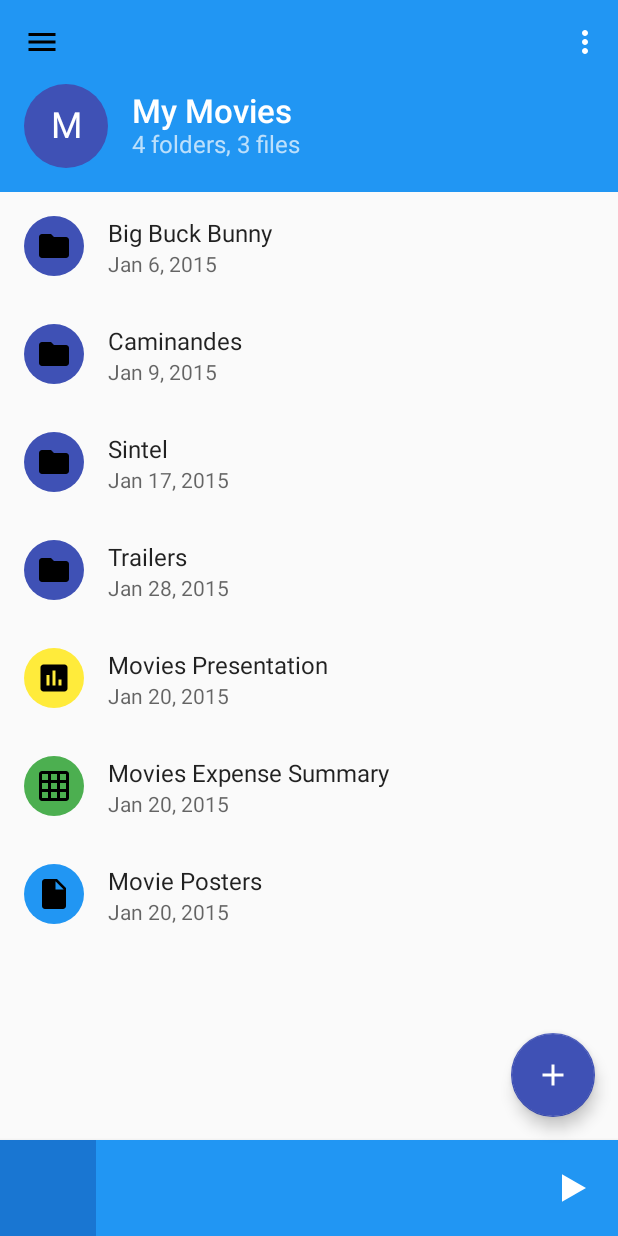
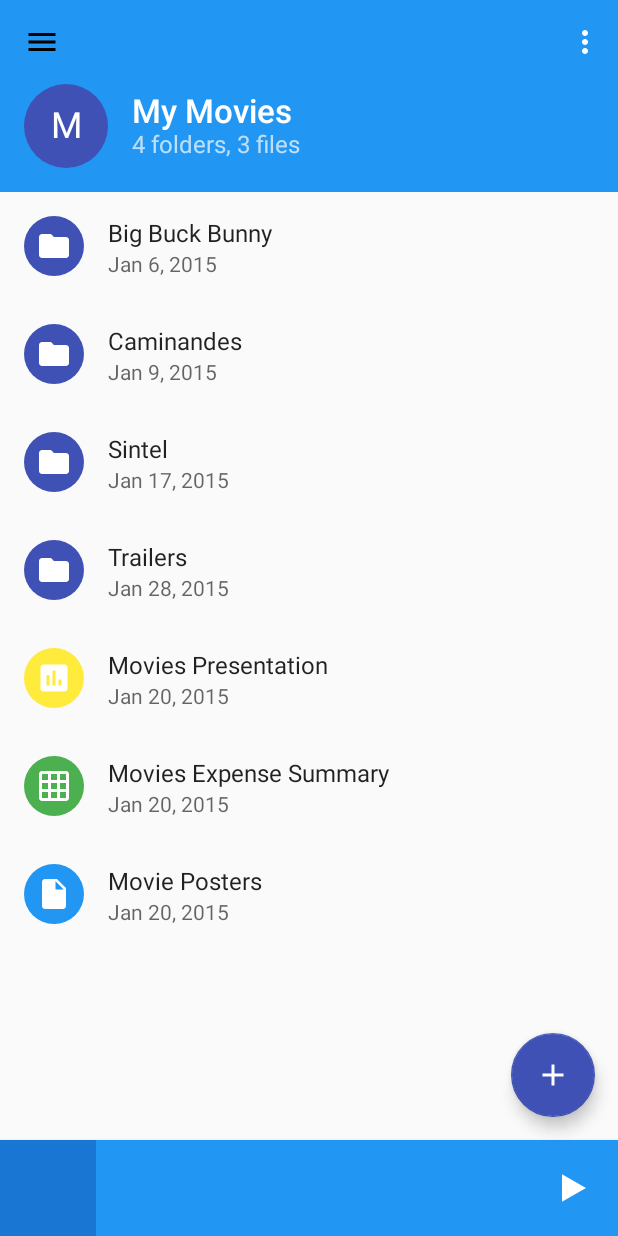
Before and after one commit to taltstidl/AppCompat-Extension-Library, an Android app: the screen it shows after launch (SampleActivity), on a phone screen of 412 x 824 dp. Run offline under Robolectric (Android 15) with nearby library versions, the phone set to English and light mode, and no system bars; our stand-ins replace CircleImageView; pictures from the network do not load; 4 statements that could not run were skipped.

Commit message:
Add tint to placeholder icon in CircleImageView

```diff
--- a/appcompat-extension/src/main/java/com/tr4android/support/extension/drawable/PlaceholderDrawable.java
+++ b/appcompat-extension/src/main/java/com/tr4android/support/extension/drawable/PlaceholderDrawable.java
@@ -11,6 +11,7 @@ import android.support.annotation.ColorInt;
 import android.support.annotation.DrawableRes;
 import android.support.annotation.StringRes;
 import android.support.v4.content.ContextCompat;
+import android.support.v4.graphics.drawable.DrawableCompat;
 
 import com.tr4android.appcompat.extension.R;
 import com.tr4android.support.extension.utils.ThemeUtils;
@@ -25,6 +26,9 @@ public class PlaceholderDrawable extends Drawable {
     // size of the placeholder icon
     private int mPlaceholderImageSize;
 
+    // color of the placeholder icon
+    private int mPlaceholderImageColor;
+
     // paint used for drawing the placeholder icon
     private Drawable mPlaceholderImage;
 
@@ -33,8 +37,9 @@ public class PlaceholderDrawable extends Drawable {
 
 
     public PlaceholderDrawable(int placeholderTextSize, int placeholderTextColor,
-                               int placeholderImageSize) {
+                               int placeholderImageSize, int placeholerImageColor) {
         mPlaceholderImageSize = placeholderImageSize;
+        mPlaceholderImageColor = placeholerImageColor;
 
         mPlaceholderCirclePaint = new Paint(Paint.ANTI_ALIAS_FLAG);
         mPlaceholderTextPaint = new Paint(Paint.ANTI_ALIAS_FLAG);
@@ -66,7 +71,7 @@ public class PlaceholderDrawable extends Drawable {
      * @param circleColor Color to use for the circle
      */
     public void setPlaceholder(Drawable drawable, @ColorInt int circleColor) {
-        mPlaceholderImage = drawable;
+        mPlaceholderImage = tintDrawable(drawable, mPlaceholderImageColor);
         mPlaceholderText = "";
         mPlaceholderCirclePaint.setColor(circleColor);
     }
@@ -108,11 +113,19 @@ public class PlaceholderDrawable extends Drawable {
         return PixelFormat.TRANSLUCENT;
     }
 
+    // Helper that wraps and tints a drawable
+    private Drawable tintDrawable(Drawable drawable, @ColorInt int color) {
+        final Drawable tintDrawable = DrawableCompat.wrap(drawable.mutate());
+        DrawableCompat.setTint(tintDrawable, color);
+        return tintDrawable;
+    }
+
     public static class Builder {
         Context mContext;
         int mPlaceholderTextSize;
         int mPlaceholderTextColor;
         int mPlaceholderImageSize;
+        int mPlaceholderImageColor;
         int mPlaceholderCircleColor;
         String mPlaceholderString = "";
         Drawable mPlaceholderDrawable = null;
@@ -125,6 +138,8 @@ public class PlaceholderDrawable extends Drawable {
                     android.R.attr.textColorPrimaryInverse);
             mPlaceholderImageSize = context.getResources()
                     .getDimensionPixelSize(R.dimen.defaultPlaceholderImageSize);
+            mPlaceholderImageColor = ThemeUtils.getThemeAttrColor(context,
+                    android.R.attr.textColorPrimaryInverse);
             mPlaceholderCircleColor = ThemeUtils.getThemeAttrColor(context, R.attr.colorAccent);
         }
 
@@ -140,6 +155,11 @@ public class PlaceholderDrawable extends Drawable {
 
         public Builder setPlaceholderImageSize(int imageSize) {
             mPlaceholderImageSize = imageSize;
+            return this;
+        }
+
+        public Builder setPlaceholderImageColor(@ColorInt int color) {
+            mPlaceholderImageColor = color;
             return this;
         }
 
@@ -170,7 +190,7 @@ public class PlaceholderDrawable extends Drawable {
 
         public PlaceholderDrawable build() {
             PlaceholderDrawable drawable = new PlaceholderDrawable(
-                    mPlaceholderTextSize, mPlaceholderTextColor, mPlaceholderImageSize);
+                    mPlaceholderTextSize, mPlaceholderTextColor, mPlaceholderImageSize, mPlaceholderImageColor);
             if (mPlaceholderDrawable == null) {
                 drawable.setPlaceholder(mPlaceholderString, mPlaceholderCircleColor);
             } else {
--- a/appcompat-extension/src/main/java/com/tr4android/support/extension/widget/CircleImageView.java
+++ b/appcompat-extension/src/main/java/com/tr4android/support/extension/widget/CircleImageView.java
@@ -70,13 +70,15 @@ public class CircleImageView extends ImageView {
         TypedArray a = context.obtainStyledAttributes(attrs, R.styleable.CircleImageView, defStyleAttr, 0);
         mIsCircleImageEnabled = a.getBoolean(R.styleable.CircleImageView_circleImageEnabled, true);
         mPlaceholderCircleDefaultColor = a.getColor(R.styleable.CircleImageView_placeholderCircleColor, ThemeUtils.getThemeAttrColor(getContext(), R.attr.colorAccent));
+        int textColorPrimaryInverse = ThemeUtils.getThemeAttrColor(getContext(), android.R.attr.textColorPrimaryInverse);
         int mPlaceholderTextSize = a.getDimensionPixelSize(R.styleable.CircleImageView_placeholderTextSize, getResources().getDimensionPixelSize(R.dimen.defaultPlaceholderTextSize));
-        int mPlaceholderTextColor = a.getColor(R.styleable.CircleImageView_placeholderTextColor, ThemeUtils.getThemeAttrColor(getContext(), android.R.attr.textColorPrimaryInverse));
+        int mPlaceholderTextColor = a.getColor(R.styleable.CircleImageView_placeholderTextColor, textColorPrimaryInverse);
         int mPlaceholderImageSize = a.getDimensionPixelSize(R.styleable.CircleImageView_placeholderIconSize, getResources().getDimensionPixelSize(R.dimen.defaultPlaceholderImageSize));
+        int mPlaceholderImageColor = a.getColor(R.styleable.CircleImageView_placeholderIconColor, textColorPrimaryInverse);
         a.recycle();
 
         mPlaceholderDrawable = new PlaceholderDrawable(
-                mPlaceholderTextSize, mPlaceholderTextColor, mPlaceholderImageSize);
+                mPlaceholderTextSize, mPlaceholderTextColor, mPlaceholderImageSize, mPlaceholderImageColor);
     }
 
     @Override
--- a/appcompat-extension/src/main/res/values/attrs.xml
+++ b/appcompat-extension/src/main/res/values/attrs.xml
@@ -28,6 +28,7 @@
         <attr name="placeholderTextSize" format="dimension" />
         <attr name="placeholderTextColor" format="color" />
         <attr name="placeholderIconSize" format="dimension" />
+        <attr name="placeholderIconColor" format="color" />
     </declare-styleable>
 
     <!-- FloatingActionMenu -->
```
